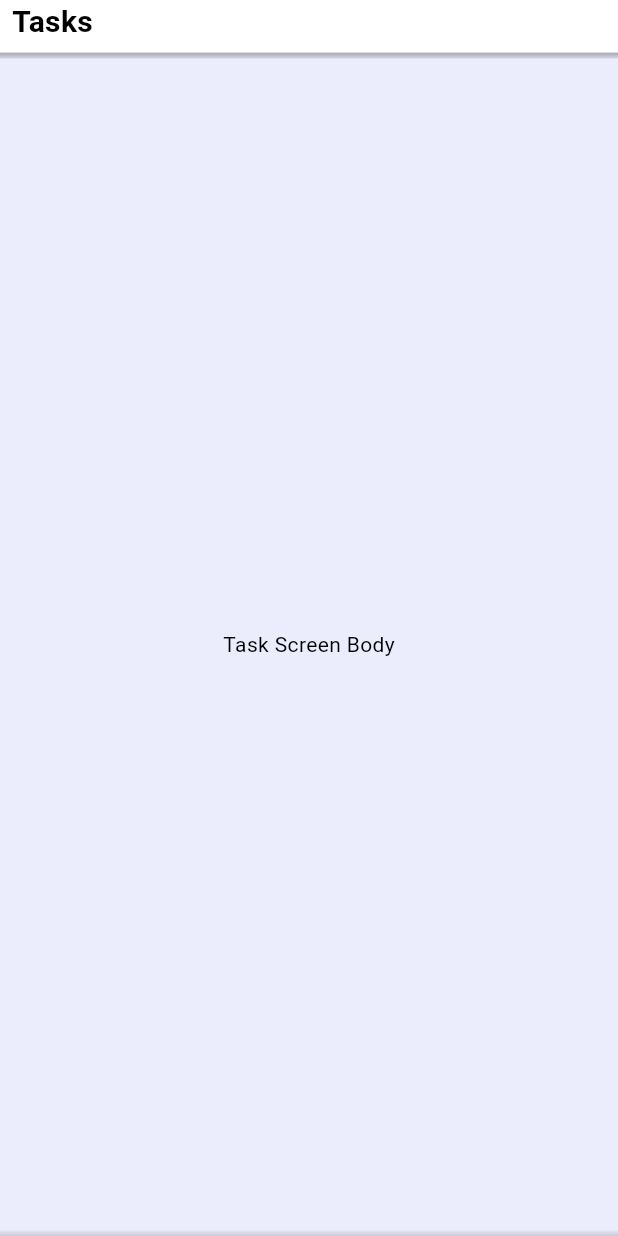
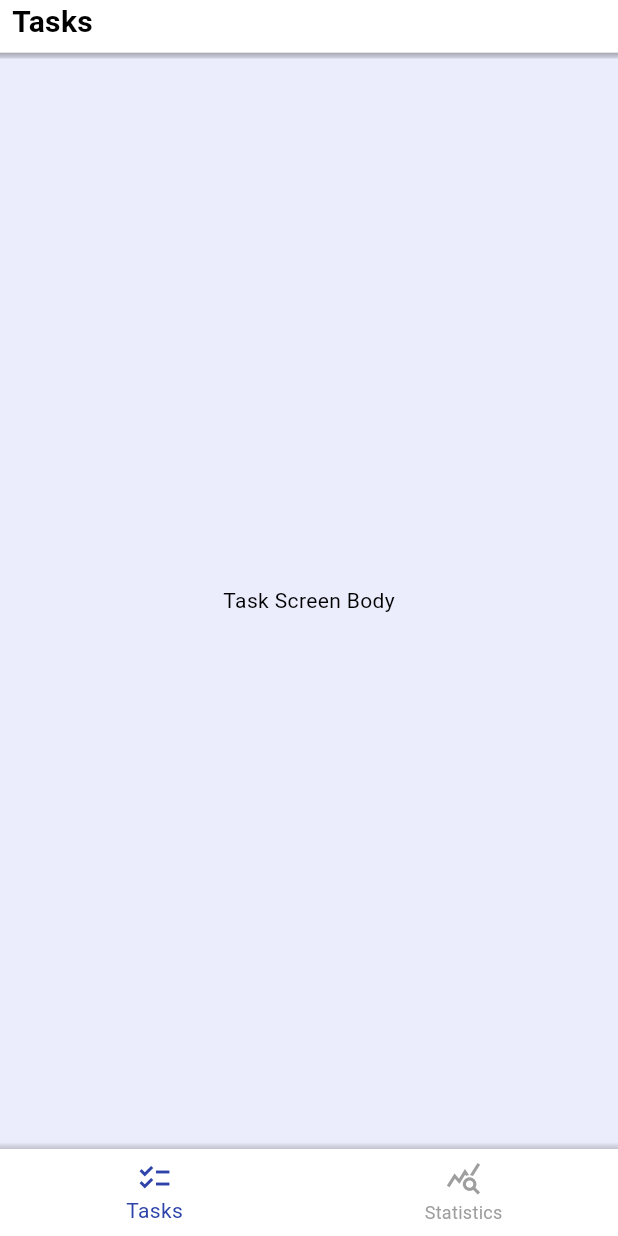
Before and after one commit to Sakii470/Task_Manager, a Flutter app: the screen it shows after launch, on a phone screen of 412 x 824 dp. Run offline on Flutter 3.47's test engine with Material 3 defaults, Android fonts, the phone set to English and light mode, and no system bars; our stand-ins replace go_router.

```diff
--- a/lib/app/router/app_router.dart
+++ b/lib/app/router/app_router.dart
@@ -1,16 +1,20 @@
 import 'package:flutter/material.dart';
 import 'package:go_router/go_router.dart';
+import 'home_shell.dart';
 import 'package:task_manager/features/tasks/presentation/screens/task_screen.dart';
+import 'package:task_manager/features/statistics/presentation/screens/statistics_screen.dart';
 
 GoRouter createGoRouter() {
   return GoRouter(
     initialLocation: '/tasks',
     routes: [
-      GoRoute(
-        path: '/tasks',
-        builder: (context, state) => const TaskScreen(), // Replace with your home widget
+      ShellRoute(
+        builder: (context, state, child) => HomeShell(child: child, location: state.uri.toString()),
+        routes: [
+          GoRoute(path: '/tasks', builder: (context, state) => const TaskScreen()),
+          GoRoute(path: '/statistics', builder: (context, state) => const StatisticsScreen()),
+        ],
       ),
-      // ...add more routes here...
     ],
   );
 }
--- /dev/null
+++ b/lib/app/router/bottom_nav.dart
@@ -0,0 +1,24 @@
+import 'package:flutter/material.dart';
+import 'package:task_manager/app/theme/app_colors.dart' as app_colors;
+
+class BottomNav extends StatelessWidget {
+  final int currentIndex;
+  final ValueChanged<int> onTap;
+  const BottomNav({Key? key, required this.currentIndex, required this.onTap}) : super(key: key);
+
+  @override
+  Widget build(BuildContext context) {
+    return BottomNavigationBar(
+      backgroundColor: Colors.white, // force white background
+      type: BottomNavigationBarType.fixed,
+      selectedItemColor: app_colors.blue1,
+      unselectedItemColor: Colors.grey,
+      currentIndex: currentIndex,
+      onTap: onTap,
+      items: const [
+        BottomNavigationBarItem(icon: Icon(Icons.checklist_outlined), label: 'Tasks'),
+        BottomNavigationBarItem(icon: Icon(Icons.query_stats_outlined), label: 'Statistics'),
+      ],
+    );
+  }
+}
--- /dev/null
+++ b/lib/app/router/home_shell.dart
@@ -0,0 +1,34 @@
+import 'package:flutter/material.dart';
+import 'package:go_router/go_router.dart';
+import 'bottom_nav.dart';
+
+class HomeShell extends StatelessWidget {
+  final Widget child;
+  final String location;
+  const HomeShell({Key? key, required this.child, required this.location}) : super(key: key);
+
+  int _indexForLocation() {
+    if (location.startsWith('/statistics')) return 1;
+    return 0;
+  }
+
+  void _onTap(BuildContext context, int i) {
+    switch (i) {
+      case 0:
+        if (!location.startsWith('/tasks')) context.go('/tasks');
+        break;
+      case 1:
+        if (!location.startsWith('/statistics')) context.go('/statistics');
+        break;
+    }
+  }
+
+  @override
+  Widget build(BuildContext context) {
+    final idx = _indexForLocation();
+    return Scaffold(
+      body: child,
+      bottomNavigationBar: BottomNav(currentIndex: idx, onTap: (i) => _onTap(context, i)),
+    );
+  }
+}
--- a/lib/app/theme/app_colors.dart
+++ b/lib/app/theme/app_colors.dart
@@ -0,0 +1,10 @@
+import 'package:flutter/material.dart';
+
+const Color backgroundColor = Color(0xFFEBEDFD);
+const Color primaryColor = Color(0xFF6200EE);
+const Color secondaryColor = Color(0xFF03DAC6);
+
+const Color blue1 = Color(0xFF2D43A9); // Blue 1 (100%)
+const Color black1 = Color(0xFF1A1A1A);
+const Color white = Color(0xFFFFFFFF);
+const Color red1 = Color(0xFFED1C23);
--- a/lib/components/background_pattern.dart
+++ b/lib/components/background_pattern.dart
@@ -1,4 +1,5 @@
 import 'package:flutter/material.dart';
+import 'package:task_manager/app/theme/app_colors.dart' as app_colors;
 
 class BackgroundPattern extends StatelessWidget {
   final Widget child;
@@ -19,7 +20,7 @@ class BackgroundPattern extends StatelessWidget {
     return GestureDetector(
       onTap: () => FocusScope.of(context).unfocus(),
       child: Container(
-        color: Color(0xFFEBEDFD), // Set background color
+        color: app_colors.backgroundColor, // Set background color
         child: Column(
           children: [
             Container(
```
Also changed, not shown: lib/features/statistics/presentation/screens/statistics_screen.dart (added, +52 -0 lines).
